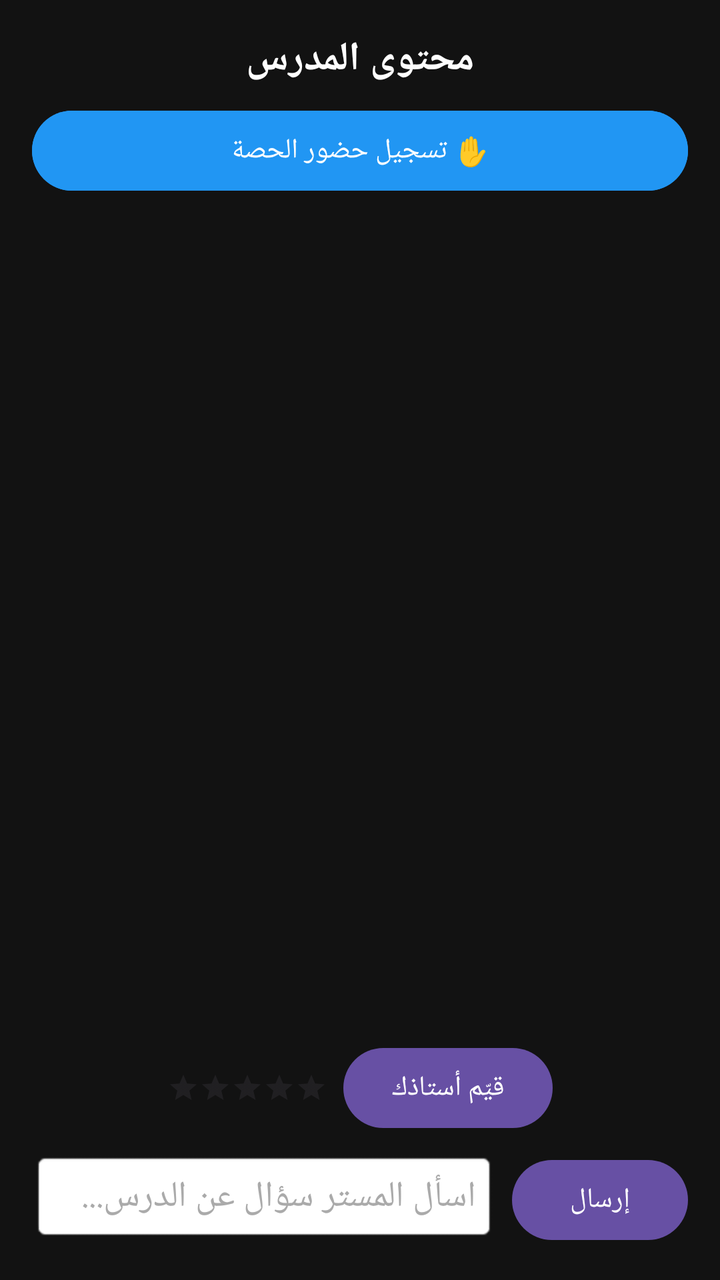
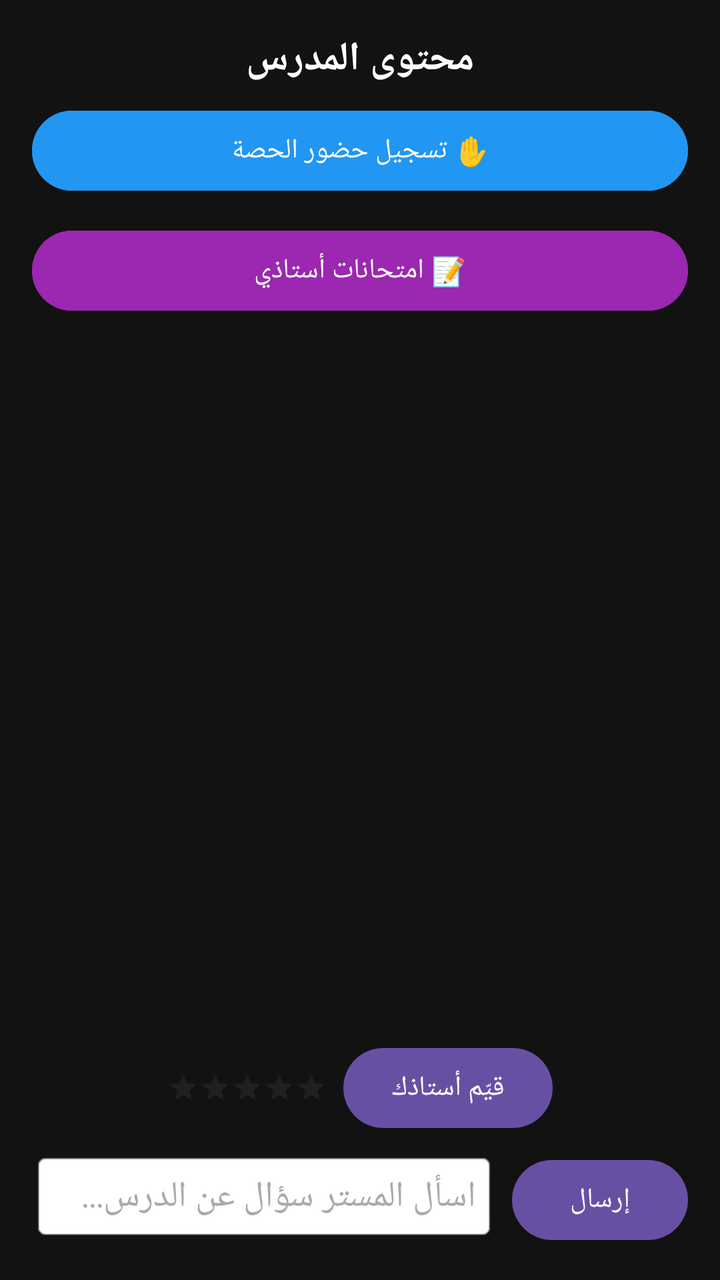

The first picture is an Android layout as it rendered before a commit; the second is the same layout after the commit. The layout source and the unified diff follow.
<!-- AndroidManifest.xml: application theme Theme.1Bac -->
<!-- res/layout/activity_teacher_content.xml -->
<?xml version="1.0" encoding="utf-8"?>
<LinearLayout xmlns:android="http://schemas.android.com/apk/res/android"
    android:layout_width="match_parent"
    android:layout_height="match_parent"
    android:orientation="vertical"
    android:padding="16dp"
    android:background="#121212">

    
    <TextView
        android:id="@+id/contentTeacherName"
        android:layout_width="match_parent"
        android:layout_height="wrap_content"
        android:text="محتوى المدرس"
        android:textColor="#FFFFFF"
        android:textSize="20sp"
        android:textStyle="bold"
        android:gravity="center"
        android:layout_marginBottom="8dp" />

    
    <Button
        android:id="@+id/btnMarkAttendance"
        android:layout_width="match_parent"
        android:layout_height="wrap_content"
        android:text="✋ تسجيل حضور الحصة"
        android:backgroundTint="#2196F3"
        android:textColor="#FFFFFF"
        android:layout_marginBottom="12dp" />

    
    <TextView
        android:id="@+id/noContentText"
        android:layout_width="match_parent"
        android:layout_height="wrap_content"
        android:text="لا يوجد محتوى متاح حالياً"
        android:textColor="#888888"
        android:textSize="16sp"
        android:gravity="center"
        android:visibility="gone"
        android:layout_marginBottom="12dp" />

    
    <androidx.recyclerview.widget.RecyclerView
        android:id="@+id/contentRecyclerView"
        android:layout_width="match_parent"
        android:layout_height="0dp"
        android:layout_weight="1" />
    <LinearLayout
        android:layout_width="match_parent"
        android:layout_height="wrap_content"
        android:orientation="horizontal"
        android:gravity="center"
        android:layout_marginTop="8dp">

        <RatingBar
            android:id="@+id/teacherRatingBar"
            style="?android:attr/ratingBarStyleSmall"
            android:layout_width="wrap_content"
            android:layout_height="wrap_content"
            android:numStars="5"
            android:stepSize="1" />

        <Button
            android:id="@+id/btnSubmitRating"
            android:layout_width="wrap_content"
            android:layout_height="wrap_content"
            android:text="قيّم أستاذك"
            android:layout_marginStart="8dp" />
    </LinearLayout>

    
    <LinearLayout
        android:layout_width="match_parent"
        android:layout_height="wrap_content"
        android:orientation="horizontal"
        android:layout_marginTop="8dp">

        <EditText
            android:id="@+id/etQuestion"
            android:layout_width="0dp"
            android:layout_height="wrap_content"
            android:layout_weight="1"
            android:hint="اسأل المستر سؤال عن الدرس..."
            android:textColorHint="#AAAAAA"
            android:textColor="#FFFFFF"
            android:background="@android:drawable/editbox_background"
            android:padding="10dp" />

        <Button
            android:id="@+id/btnSendQuestion"
            android:layout_width="wrap_content"
            android:layout_height="wrap_content"
            android:text="إرسال"
            android:layout_marginStart="8dp" />
    </LinearLayout>

</LinearLayout>
<!-- resources referenced by this layout -->
<resources>
  <style name="Theme.1Bac" parent="Base.Theme.1Bac" />
  <style name="Base.Theme.1Bac" parent="Theme.Material3.DayNight.NoActionBar">
          
          
      </style>
</resources>

<!-- the commit's change to res/layout/activity_teacher_content.xml (unified diff, before → after) -->
@@ -25,6 +25,14 @@
         android:layout_height="wrap_content"
         android:text="✋ تسجيل حضور الحصة"
         android:backgroundTint="#2196F3"
+        android:textColor="#FFFFFF"
+        android:layout_marginBottom="12dp" />
+    <Button
+        android:id="@+id/btnGoToExams"
+        android:layout_width="match_parent"
+        android:layout_height="wrap_content"
+        android:text="📝 امتحانات أستاذي"
+        android:backgroundTint="#9C27B0"
         android:textColor="#FFFFFF"
         android:layout_marginBottom="12dp" />
 
